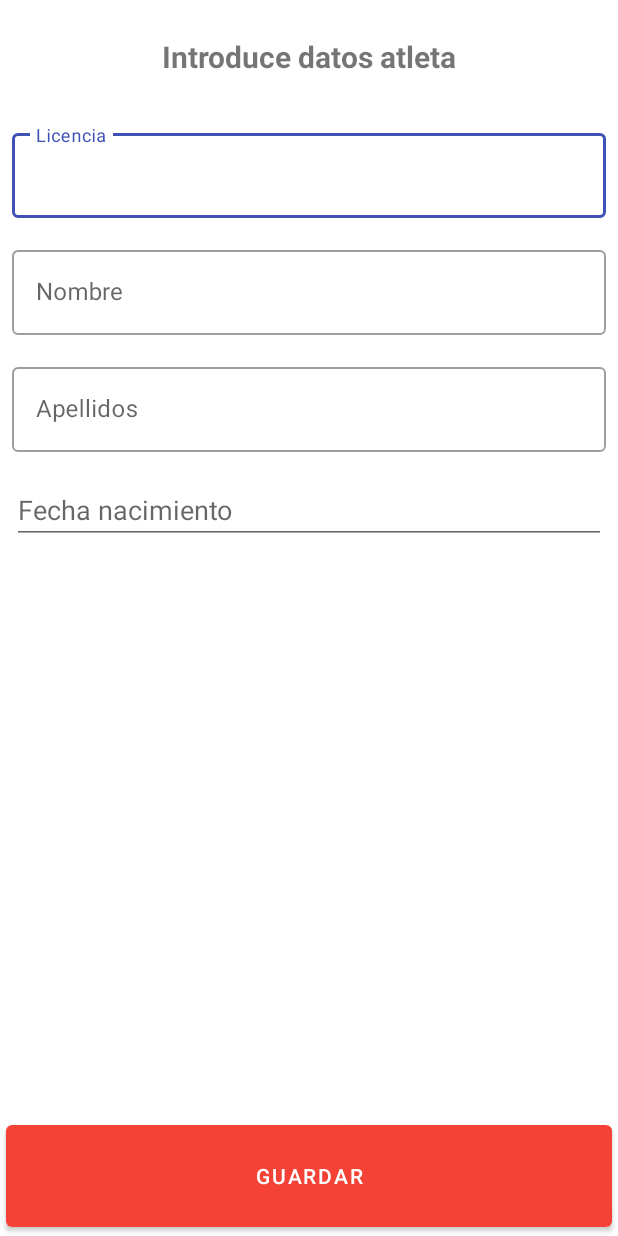
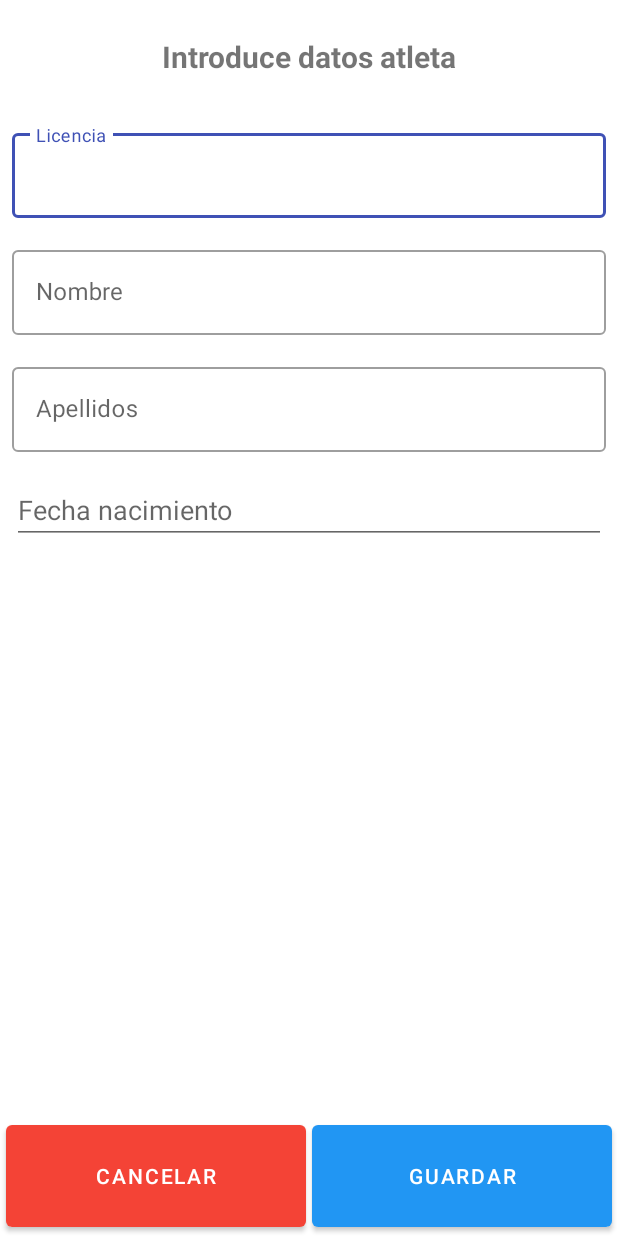
Before and after one commit to ivione93/myWorkout-app, an Android app: the NewAthlete screen opened directly, with no data from a screen before it, on a phone screen of 412 x 824 dp. Run offline under Robolectric (Android 15) with nearby library versions, the phone set to English and light mode, and no system bars; our stand-ins replace Room's generated code.

Commit message:
Boton cancelar

```diff
--- a/app/src/main/java/com/ivione/myworkout/NewAthlete.java
+++ b/app/src/main/java/com/ivione/myworkout/NewAthlete.java
@@ -15,7 +15,7 @@ public class NewAthlete extends AppCompatActivity {
 
     TextInputLayout licenseText, nameText, surnameText;
     EditText birthdateText;
-    Button btnSave;
+    Button btnSave, btnCancel;
 
     @Override
     protected void onCreate(Bundle savedInstanceState) {
@@ -31,6 +31,7 @@ public class NewAthlete extends AppCompatActivity {
         surnameText = findViewById(R.id.trackText);
         birthdateText = findViewById(R.id.dateText);
         btnSave = findViewById(R.id.saveButton);
+        btnCancel = findViewById(R.id.cancelButton);
 
         btnSave.setOnClickListener(view -> {
             String license = licenseText.getEditText().getText().toString();
@@ -58,6 +59,10 @@ public class NewAthlete extends AppCompatActivity {
                 toast.show();
             }
         });
+
+        btnCancel.setOnClickListener(v -> {
+            finish();
+        });
     }
 
     private boolean validateNewAthlete(String license, String name, String surname, String birthdate) {
@@ -76,4 +81,8 @@ public class NewAthlete extends AppCompatActivity {
         }
         return isValid;
     }
+
+    public void cancel() {
+        finish();
+    }
 }
--- a/app/src/main/java/com/ivione/myworkout/NewCompetition.java
+++ b/app/src/main/java/com/ivione/myworkout/NewCompetition.java
@@ -22,13 +22,9 @@ public class NewCompetition extends AppCompatActivity {
 
         cancelButton = findViewById(R.id.cancelButton);
         cancelButton.setOnClickListener(v -> {
-            cancel();
+            finish();
         });
 
     }
 
-    public void cancel() {
-        finish();
-    }
-
 }
--- a/app/src/main/res/layout/new_athlete.xml
+++ b/app/src/main/res/layout/new_athlete.xml
@@ -99,16 +99,30 @@
 
     <Button
         android:id="@+id/saveButton"
-        android:layout_width="match_parent"
+        android:layout_width="0dp"
+        android:layout_height="80dp"
+        android:layout_marginStart="2dp"
+        android:layout_marginLeft="2dp"
+        android:layout_marginEnd="4dp"
+        android:layout_marginRight="4dp"
+        android:text="Guardar"
+        app:backgroundTint="#2196F3"
+        app:layout_constraintBottom_toBottomOf="parent"
+        app:layout_constraintEnd_toEndOf="parent"
+        app:layout_constraintStart_toEndOf="@+id/cancelButton" />
+
+    <Button
+        android:id="@+id/cancelButton"
+        android:layout_width="0dp"
         android:layout_height="80dp"
         android:layout_marginStart="4dp"
         android:layout_marginLeft="4dp"
-        android:layout_marginEnd="4dp"
-        android:layout_marginRight="4dp"
-        android:text="Guardar"
+        android:layout_marginEnd="2dp"
+        android:layout_marginRight="2dp"
+        android:text="Cancelar"
         app:backgroundTint="#F44336"
         app:layout_constraintBottom_toBottomOf="parent"
-        app:layout_constraintEnd_toEndOf="parent"
+        app:layout_constraintEnd_toStartOf="@+id/saveButton"
         app:layout_constraintStart_toStartOf="parent" />
 
 
--- a/app/src/main/res/layout/new_competition.xml
+++ b/app/src/main/res/layout/new_competition.xml
@@ -27,7 +27,7 @@
         android:layout_marginEnd="4dp"
         android:layout_marginRight="4dp"
         android:text="Guardar"
-        app:backgroundTint="#F44336"
+        app:backgroundTint="#2196F3"
         app:layout_constraintBottom_toBottomOf="parent"
         app:layout_constraintEnd_toEndOf="parent"
         app:layout_constraintStart_toEndOf="@+id/cancelButton" />
```
